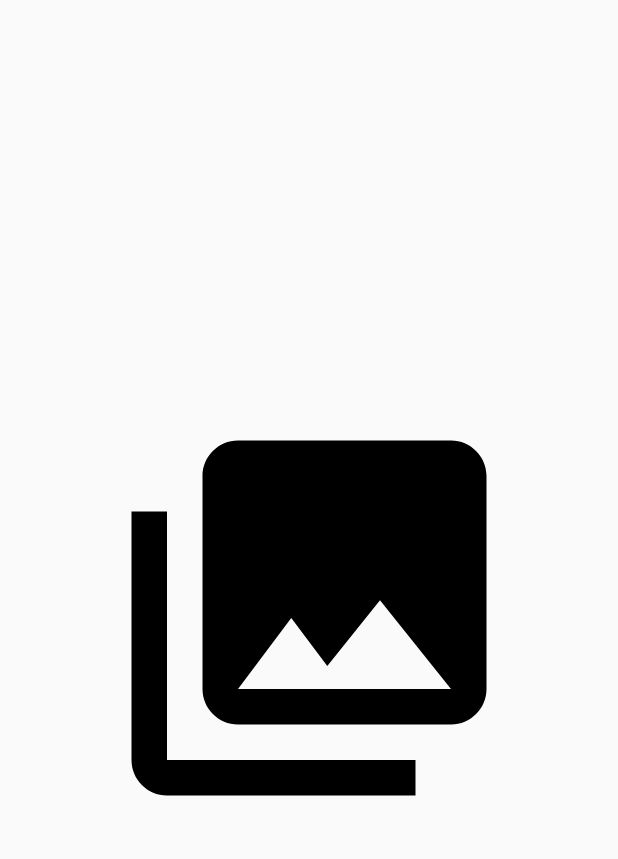
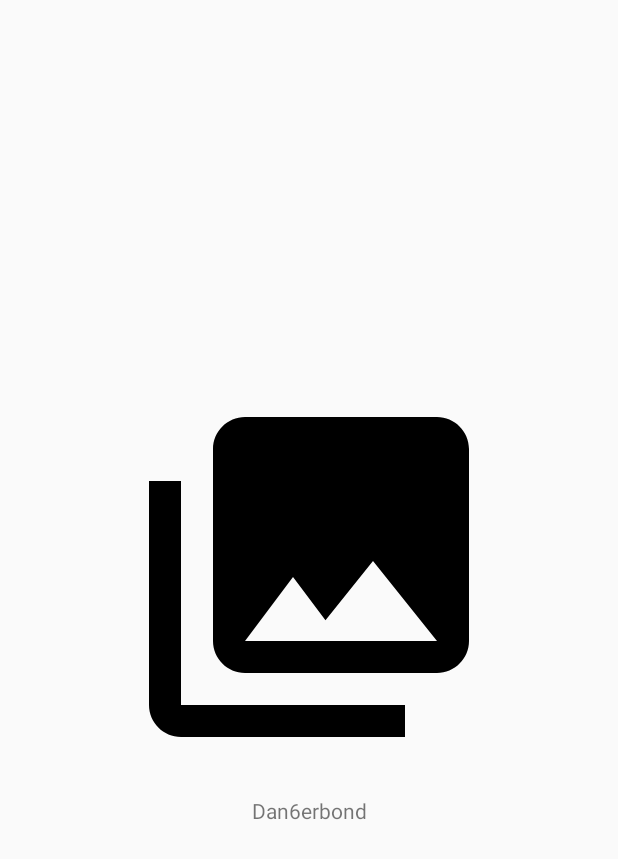
Before and after one commit to Dan6erbond/Leistungsbeurteilung, an Android app: the screen it shows after launch once a user with an empty profile is signed in (LauncherActivity), on a phone screen of 412 x 824 dp. Shown: the top 859 px of the screen. Run offline under Robolectric (Android 15) with nearby library versions, the phone set to English and light mode, and no system bars; our stand-ins replace Firebase (no records; nobody signed in at launch, a user with empty details on screens opened directly).

Commit message:
animated launcher, ui updates

```diff
--- a/Chore App/app/build.gradle
+++ b/Chore App/app/build.gradle
@@ -53,7 +53,6 @@ dependencies {
     implementation 'com.google.firebase:firebase-ml-vision:24.0.1'
     implementation 'com.google.firebase:firebase-ml-vision-barcode-model:16.0.2'
 
-
     def nav_version = "2.1.0"
     implementation "androidx.navigation:navigation-fragment-ktx:$nav_version"
     implementation "androidx.navigation:navigation-ui-ktx:$nav_version"
@@ -65,6 +64,8 @@ dependencies {
     implementation "androidx.camera:camera-extensions:1.0.0-alpha04"
     implementation "androidx.camera:camera-lifecycle:1.0.0-alpha01"
 
+    implementation 'androidmads.library.qrgenearator:QRGenearator:1.0.3'
+
     testImplementation 'junit:junit:4.12'
     androidTestImplementation 'androidx.test.ext:junit:1.1.1'
     androidTestImplementation 'androidx.test.espresso:espresso-core:3.2.0'
--- a/Chore App/app/src/main/java/ch/bbbaden/choreapp/LauncherActivity.kt
+++ b/Chore App/app/src/main/java/ch/bbbaden/choreapp/LauncherActivity.kt
@@ -1,19 +1,33 @@
 package ch.bbbaden.choreapp
 
+import android.animation.ValueAnimator
 import android.content.Intent
 import android.os.Bundle
+import android.view.ViewGroup
 import androidx.appcompat.app.AppCompatActivity
 import ch.bbbaden.choreapp.child.ChildActivity
 import ch.bbbaden.choreapp.models.Child
 import ch.bbbaden.choreapp.models.Parent
 import ch.bbbaden.choreapp.parent.ParentActivity
 import ch.bbbaden.choreapp.signin.SignInActivity
+import kotlinx.android.synthetic.main.activity_launcher.*
+
 
 class LauncherActivity : AppCompatActivity() {
 
     override fun onCreate(savedInstanceState: Bundle?) {
         super.onCreate(savedInstanceState)
         setContentView(R.layout.activity_launcher)
+
+        val animator = ValueAnimator.ofInt(0, 56)
+        animator.addUpdateListener {
+            val params = imageView.layoutParams as ViewGroup.MarginLayoutParams
+            params.bottomMargin = it.animatedValue as Int
+            imageView.layoutParams = params
+            imageView.requestLayout()
+        }
+        animator.duration = 600
+        animator.start()
 
         UserManager.getUser {
             when (it) {
--- a/Chore App/app/src/main/res/layout/activity_launcher.xml
+++ b/Chore App/app/src/main/res/layout/activity_launcher.xml
@@ -8,12 +8,24 @@
 
     <ImageView
         android:id="@+id/imageView"
-        android:layout_width="match_parent"
-        android:layout_height="match_parent"
-        android:layout_margin="64dp"
+        android:layout_width="256dp"
+        android:layout_height="256dp"
+        android:background="#FAFAFA"
+        app:layout_constraintBottom_toBottomOf="@id/textView"
+        app:layout_constraintEnd_toEndOf="parent"
+        android:outlineProvider="none"
+        android:translationZ="1dp"
+        app:layout_constraintStart_toStartOf="parent"
+        android:src="@drawable/ic_menu_gallery" />
+
+    <TextView
+        android:id="@+id/textView"
+        android:layout_width="wrap_content"
+        android:layout_height="wrap_content"
+        android:layout_marginTop="256dp"
+        android:text="Dan6erbond"
         app:layout_constraintBottom_toBottomOf="parent"
+        app:layout_constraintTop_toTopOf="parent"
         app:layout_constraintEnd_toEndOf="parent"
-        app:layout_constraintStart_toStartOf="parent"
-        app:layout_constraintTop_toTopOf="parent"
-        android:src="@drawable/ic_menu_gallery" />
+        app:layout_constraintStart_toStartOf="parent" />
 </androidx.constraintlayout.widget.ConstraintLayout>
--- a/Chore App/app/src/main/res/layout/dialog_fragment_qr.xml
+++ b/Chore App/app/src/main/res/layout/dialog_fragment_qr.xml
@@ -10,7 +10,7 @@
         android:layout_height="wrap_content"
         android:background="@color/colorPrimary"
         android:fontFamily="sans-serif-medium"
-        android:padding="16dp"
+        android:padding="14dp"
         android:text="@string/scan_this_qr_code_on_your_childs_phone"
         android:textColor="@android:color/white"
         android:textSize="16sp"
```
